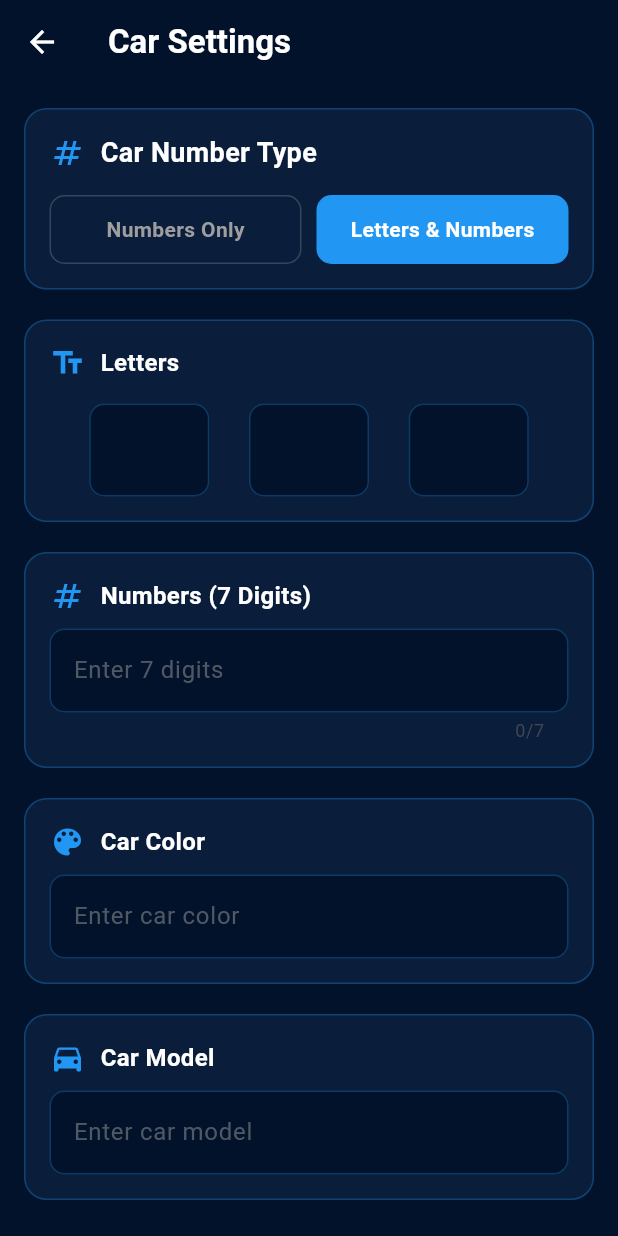
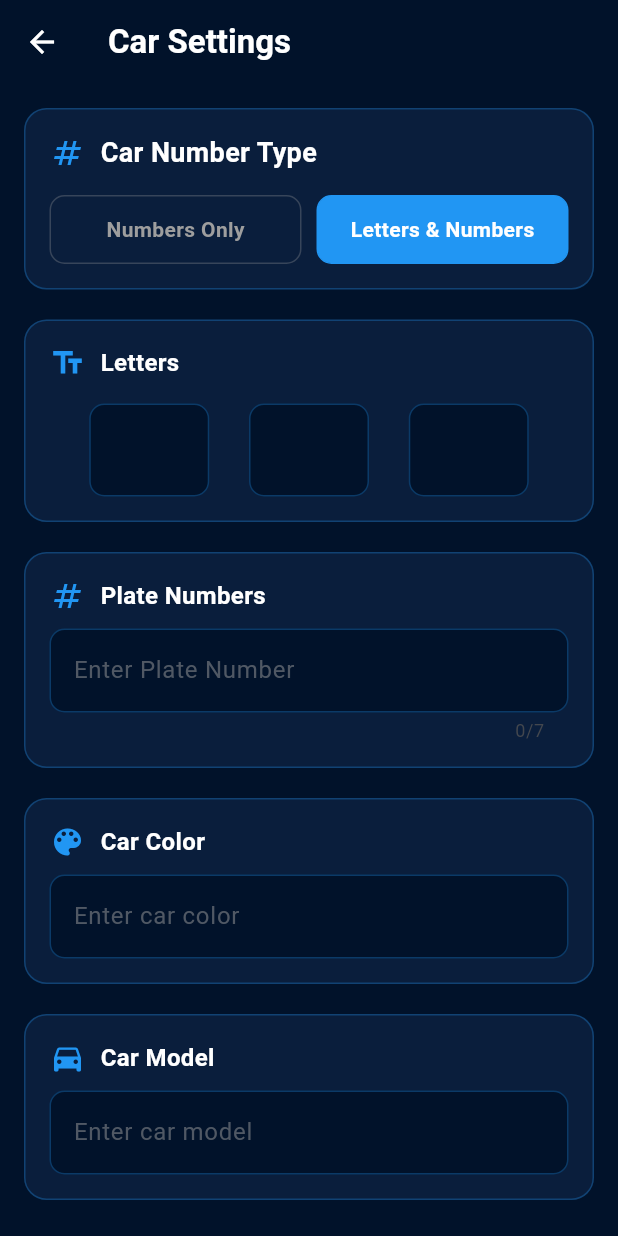
Before and after one commit to shahdwael86/my-repo, a Flutter app: the CarSettingsScreen screen opened directly, on a phone screen of 412 x 824 dp. Run offline on Flutter 3.47's test engine with Material 3 defaults, Android fonts, the light colour scheme and no system bars; our stand-ins replace curved_navigation_bar, geocoding, geolocator, google_fonts, google_maps_flutter, image_picker and 3 more; missing offline and left inert: gradient_slide_to_act; accounts and stored records are empty.

Commit message:
last relese V1.0.1

```diff
--- a/lib/ui/screens/car_settings_screen.dart
+++ b/lib/ui/screens/car_settings_screen.dart
@@ -206,7 +206,7 @@ class _CarSettingsScreenState extends State<CarSettingsScreen> {
                         TextFormField(
                           style: TextStyle(color: textColor),
                           decoration: InputDecoration(
-                            hintText: 'Enter 7 digits',
+                            hintText: 'Enter Plate Number',
                             hintStyle:
                                 TextStyle(color: Colors.grey.withOpacity(0.5)),
                             enabledBorder: OutlineInputBorder(
@@ -227,8 +227,8 @@ class _CarSettingsScreenState extends State<CarSettingsScreen> {
                             if (value == null || value.isEmpty) {
                               return 'Please enter numbers';
                             }
-                            if (value.length != 7) {
-                              return 'Must be 7 digits';
+                            if ((value.length <= 1 && value.length <= 7)) {
+                              return 'Must be at least 1 Number and max 7 digits';
                             }
                             return null;
                           },
@@ -428,7 +428,7 @@ class _CarSettingsScreenState extends State<CarSettingsScreen> {
                                 Icon(Icons.numbers, color: accentColor),
                                 const SizedBox(width: 10),
                                 Text(
-                                  'Numbers (7 Digits)',
+                                  'Plate Numbers',
                                   style: TextStyle(
                                     color: textColor,
                                     fontSize: 16,
@@ -442,7 +442,7 @@ class _CarSettingsScreenState extends State<CarSettingsScreen> {
                               focusNode: _numbersFocus,
                               style: TextStyle(color: textColor),
                               decoration: InputDecoration(
-                                hintText: 'Enter 7 digits',
+                                hintText: 'Enter Plate Number',
                                 hintStyle: TextStyle(
                                     color: Colors.grey.withOpacity(0.5)),
                                 enabledBorder: OutlineInputBorder(
@@ -463,8 +463,8 @@ class _CarSettingsScreenState extends State<CarSettingsScreen> {
                                 if (value == null || value.isEmpty) {
                                   return 'Please enter numbers';
                                 }
-                                if (value.length != 7) {
-                                  return 'Must be 7 digits';
+                                if ((value.length <= 1 && value.length <= 7)) {
+                                  return 'Must be at least 1 Number and max 7 digits';
                                 }
                                 return null;
                               },
```
Also changed, not shown: lib/ui/screens/new_password_screen.dart (+12 -6 lines).
